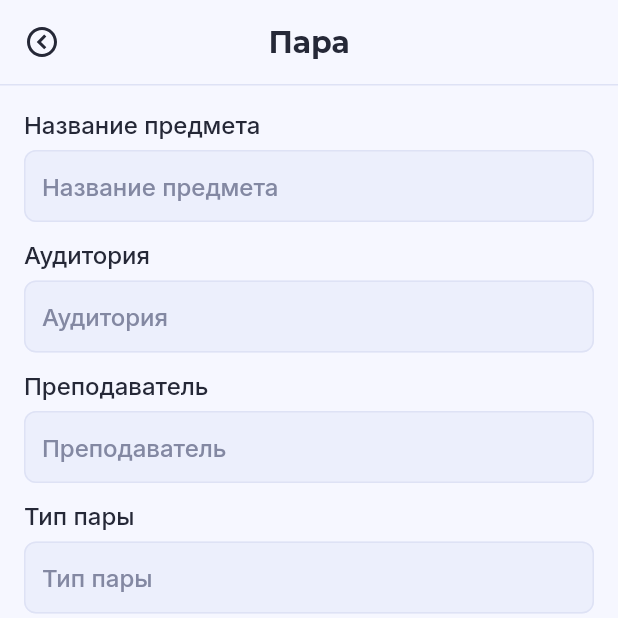
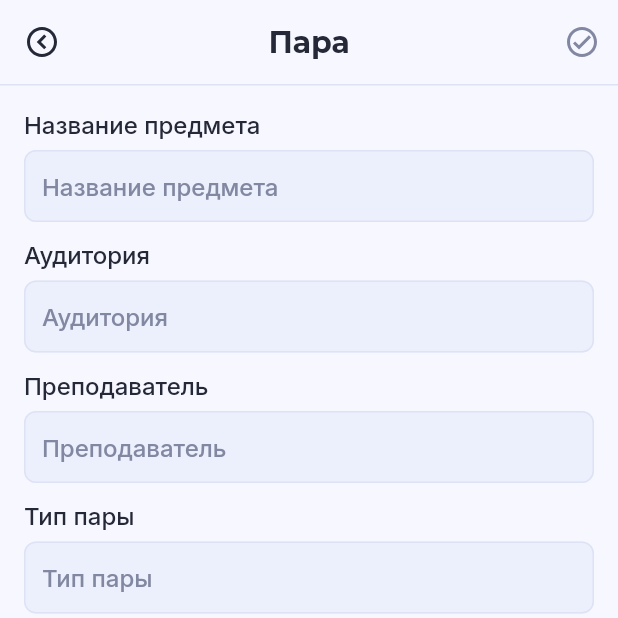
Before and after one commit to Null-Delta/StudRasp-Requiem, a Flutter app: the LessonEditorPage screen opened directly, on a phone screen of 412 x 824 dp, the top half of it. Run offline on Flutter 3.47's test engine with Material 2 defaults, Android fonts, the phone set to English and light mode, and no system bars; our stand-ins replace cloud_firestore, device_info_plus, firebase_auth, firebase_core, flutter_riverpod, flutter_svg and 4 more; missing offline and left inert: cloud_firestore_web, day_night_time_picker, device_info_plus_web, firebase_auth_web, firebase_core_web, flutter_share and 1 more; accounts and stored records are empty; project files that could hold a hidden picture were left out.

Commit message:
Кнопка сохранения изменения урока

```diff
--- a/studrasp_requiem/lib/main.dart
+++ b/studrasp_requiem/lib/main.dart
@@ -10,7 +10,6 @@ import 'support/error_handler.dart';
 import 'ui/my_app.dart';
 
 import 'firebase_options.dart';
-import 'package:intl/date_symbol_data_local.dart';
 
 void main() {
   Intl.defaultLocale = 'ru_RU';
--- a/studrasp_requiem/lib/ui/lesson_editor_page/lesson_editor_page.dart
+++ b/studrasp_requiem/lib/ui/lesson_editor_page/lesson_editor_page.dart
@@ -37,6 +37,8 @@ class _LessonEditorPageState extends ConsumerState<LessonEditorPage> {
   late List<String> teachersList;
   late List<String> audiencesList;
   late List<String> lessonTypesList;
+
+  late String oldNameText = lesson.name;
 
   @override
   void initState() {
@@ -83,6 +85,15 @@ class _LessonEditorPageState extends ConsumerState<LessonEditorPage> {
         .where((name) => name.isNotEmpty)
         .toSet()
         .toList();
+
+    name.addListener(checkIsCanBeSaved);
+  }
+
+  void checkIsCanBeSaved() {
+    if (name.text.isEmpty && oldNameText.isNotEmpty ||
+        name.text.isNotEmpty && oldNameText.isEmpty) {
+      setState(() {});
+    }
   }
 
   void saveChanges() {
@@ -123,7 +134,7 @@ class _LessonEditorPageState extends ConsumerState<LessonEditorPage> {
         leading: IconButton(
           padding: EdgeInsets.zero,
           onPressed: () {
-            saveChanges();
+            Navigator.of(context).pop();
           },
           icon: SvgPicture.asset(
             Assets.images.circleChevronLeft.path,
@@ -131,6 +142,23 @@ class _LessonEditorPageState extends ConsumerState<LessonEditorPage> {
           ),
           splashRadius: 24,
         ),
+        actions: [
+          IconButton(
+            padding: EdgeInsets.zero,
+            enableFeedback: name.text.isNotEmpty,
+            onPressed: () {
+              if (name.text.isNotEmpty) {
+                saveChanges();
+              }
+            },
+            icon: SvgPicture.asset(
+              Assets.images.circleCheckOutline.path,
+              color:
+                  name.text.isNotEmpty ? colors.accentPrimary : colors.disable,
+            ),
+            splashRadius: 24,
+          ),
+        ],
       ),
       body: ListView(
         children: [
```
Also changed, not shown: studrasp_requiem/lib/ui/my_app.dart (+12 -6 lines), studrasp_requiem/lib/ui/timetable_editor_page/timetable_editor_page.dart (+7 -6 lines), studrasp_requiem/lib/ui/timetable_list_pages/editable_timetable_list_page.dart (+25 -13 lines), studrasp_requiem/lib/ui/timetable_page/preview_timetable.dart (+9 -6 lines), studrasp_requiem/lib/ui/timetable_page/timetable_page.dart (+3 -5 lines).
